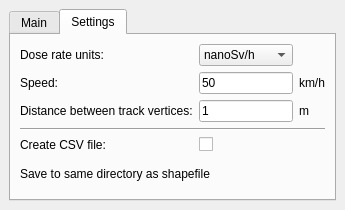
Before: the Qt Designer form ground_radiation_monitoring_dockwidget_base.ui in ctu-geoforall-lab-projects/bp-kala-2017, drawn with Qt 5.
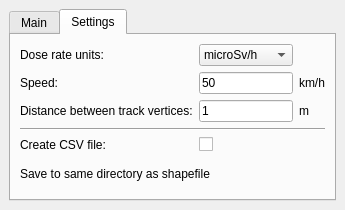
After: the same form once the commit is applied. The open tabs and pages were chosen to show the change. Custom widgets are drawn as their Qt base class.

Commit message: Change units of report, csv and shp file nSv->microSv

What changed in the file:
```diff
--- a/ground_radiation_monitoring_dockwidget_base.ui
+++ b/ground_radiation_monitoring_dockwidget_base.ui
@@ -151,11 +151,6 @@
         </item>
         <item row="0" column="1">
          <widget class="QComboBox" name="unit_box">
-          <item>
-           <property name="text">
-            <string>nanoSv/h</string>
-           </property>
-          </item>
           <item>
            <property name="text">
             <string>microSv/h</string>
```
Left out of the diff: 7 changed lines with no effect on the pictures. The commit also changes 1 other file.
